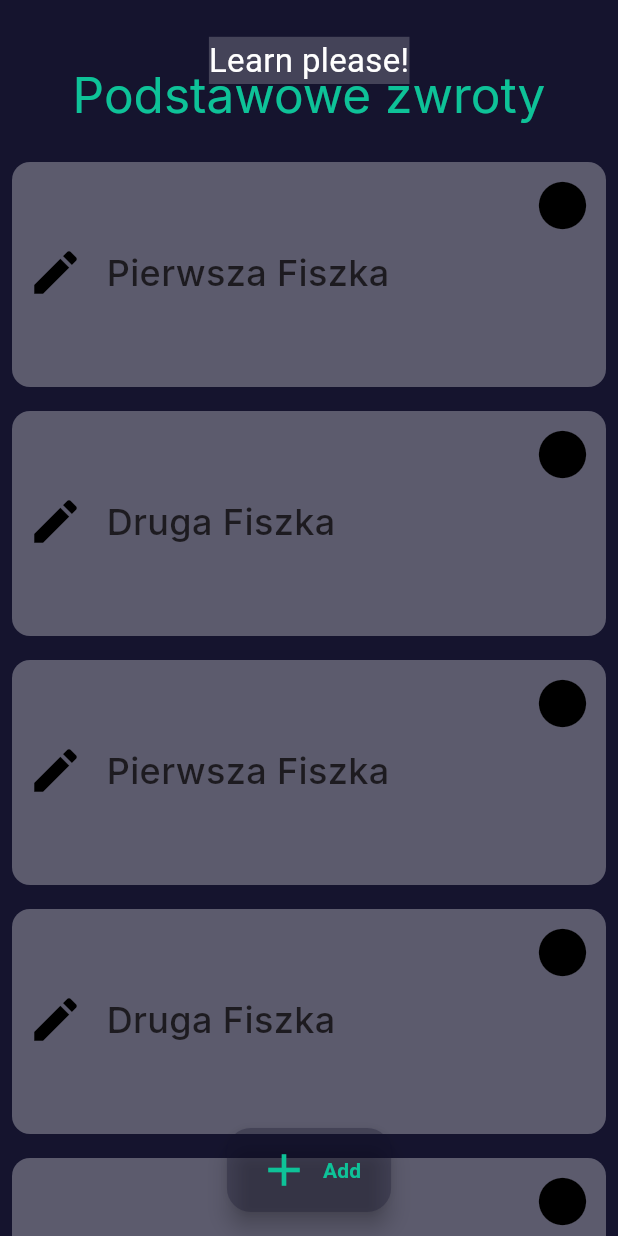
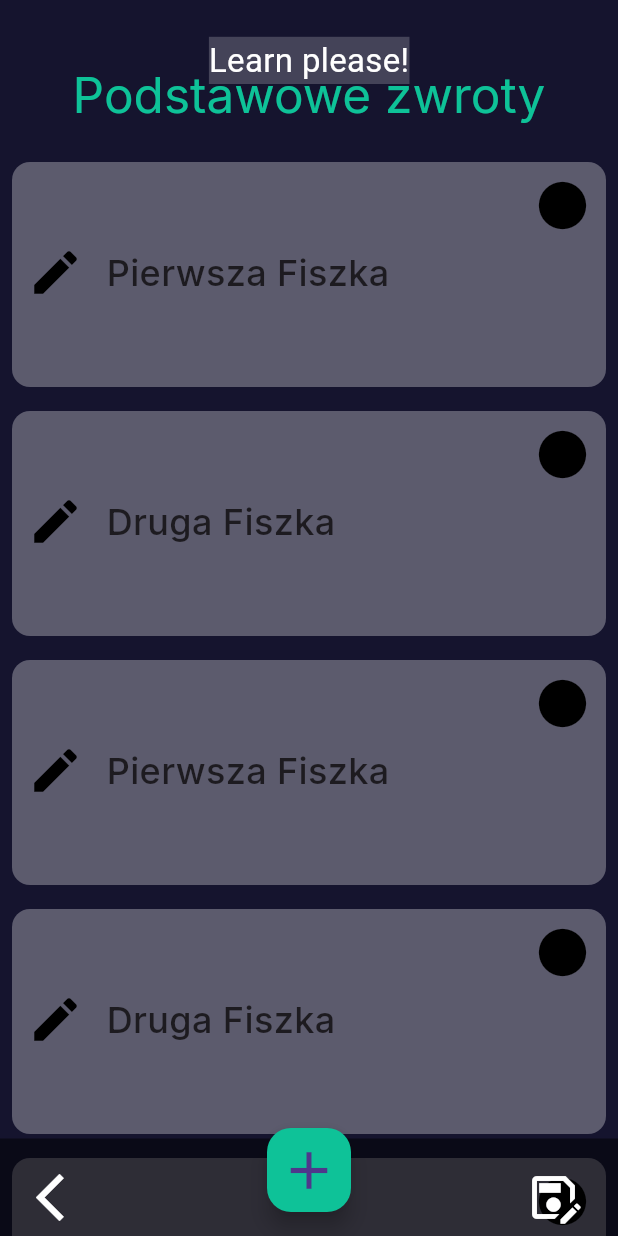
Before and after one commit to GrigoriSaki/flash_Cards, a Flutter app: the screen it shows after launch, after a tap on "Podstawowe zwroty", on a phone screen of 412 x 824 dp. Run offline on Flutter 3.47's test engine with Material 3 defaults, Android fonts, the phone set to English and light mode, and no system bars; our stand-ins replace flutter_slidable, google_fonts; missing offline and left inert: dart:ffi; Roboto replaces fonts that are missing (Sixtyfour).

Commit message:
Bottom Nav Bar

```diff
--- a/lib/flashCardsPage.dart
+++ b/lib/flashCardsPage.dart
@@ -44,7 +44,10 @@ class _FLashCardsPageState extends State<FLashCardsPage> {
       floatingActionButton: addFAB(context),
       floatingActionButtonLocation: FloatingActionButtonLocation.centerFloat,
       backgroundColor: Color(0xFF15142e),
-      body: CustomScrollView(
+      body: Stack(
+        children: [
+          Container(
+            child: CustomScrollView(
               slivers: <Widget>[
                 SliverAppBar(
                   automaticallyImplyLeading: false,
@@ -85,8 +88,8 @@ class _FLashCardsPageState extends State<FLashCardsPage> {
                   ),
                 ),
                 SliverList(
-              delegate:
-                  SliverChildBuilderDelegate((BuildContext context, int index) {
+                    delegate: SliverChildBuilderDelegate(
+                        (BuildContext context, int index) {
                   return FlashCard(
                     frontSideText: widget.frontSideList[index],
                     backSideText: widget.backSideList[index],
@@ -94,29 +97,47 @@ class _FLashCardsPageState extends State<FLashCardsPage> {
                 }, childCount: widget.frontSideList.length))
               ],
             ),
+          ),
+          Align(
+            alignment: Alignment.bottomCenter,
+            child: BottomAppBar(
+                notchMargin: BorderSide.strokeAlignCenter,
+                height: 65,
+                color: Colors.black.withOpacity(0.5),
+                child: Padding(
+                  padding: const EdgeInsets.only(bottom: 25.0),
+                  child: Row(
+                    mainAxisAlignment: MainAxisAlignment.spaceBetween,
+                    children: [
+                      IconButton(
+                          onPressed: () {},
+                          icon: Icon(
+                            Icons.arrow_back_ios,
+                            color: Colors.white,
+                          )),
+                      IconButton(
+                          onPressed: () {},
+                          icon: Icon(
+                            Icons.save_as_outlined,
+                            color: Colors.white,
+                          )),
+                    ],
+                  ),
+                )),
+          ),
+        ],
+      ),
     );
   }
 
   Widget addFAB(BuildContext context) {
-    return FloatingActionButton.extended(
-        backgroundColor: Color(0xFF15142e).withOpacity(0.3),
+    return FloatingActionButton(
+      backgroundColor: Color(0xff0ec298),
       onPressed: () {},
-        label: Row(
-          children: [
-            Icon(
+      child: Icon(
         Icons.add,
-              size: 36,
-              color: Color(0xff0ec298),
+        size: 42,
       ),
-            SizedBox(
-              width: 8,
-            ),
-            Text(
-              "Add",
-              style: GoogleFonts.sixtyfour(
-                  fontWeight: FontWeight.w600, color: Color(0xff0ec298)),
-            )
-          ],
-        ));
+    );
   }
 }
--- a/lib/utitlities/flashCard.dart
+++ b/lib/utitlities/flashCard.dart
@@ -1,4 +1,4 @@
-// ignore_for_file: prefer_const_constructors, prefer_const_literals_to_create_immutables, sort_child_properties_last
+// ignore_for_file: prefer_const_constructors, prefer_const_literals_to_create_immutables, sort_child_properties_last, must_be_immutable
 
 import 'package:flutter/material.dart';
 import 'package:google_fonts/google_fonts.dart';
```
Lines whose indentation alone changed are shown as unchanged.
